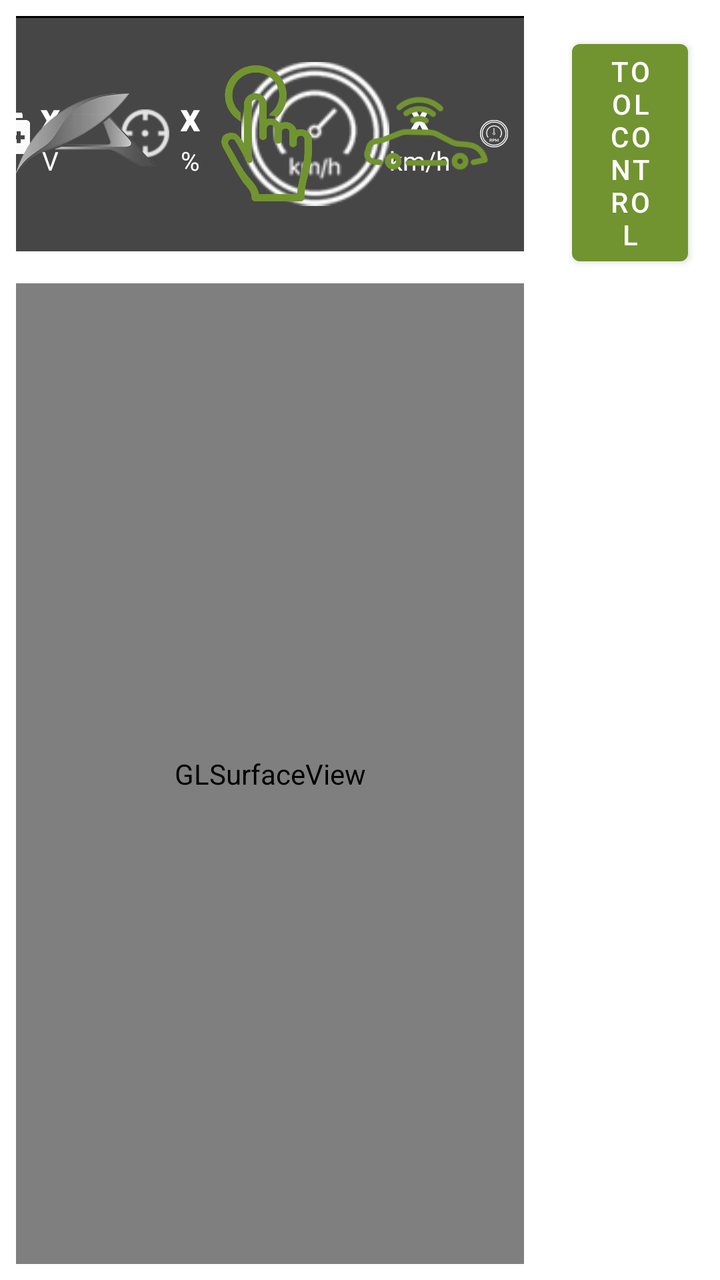
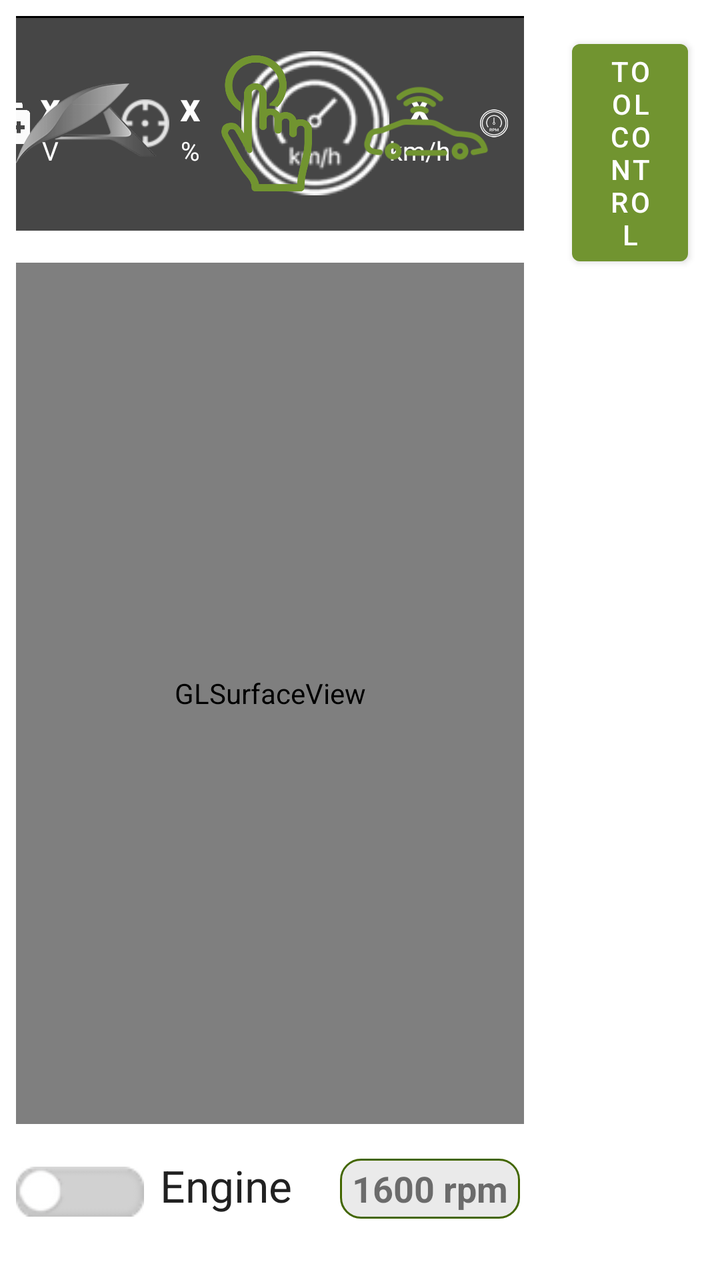

Compare the two renders of this Android layout. The source of the first and the diff that turns it into the second are given below.
<!-- AndroidManifest.xml: application theme AppTheme -->
<!-- res/layout/fragment_manual_control.xml -->
<?xml version="1.0" encoding="utf-8"?>
<layout xmlns:android="http://schemas.android.com/apk/res/android"
    xmlns:app="http://schemas.android.com/apk/res-auto">

    <data>

        <variable
            name="viewModel"
            type="eu.agribot.agribotapp.ui.fragment.manualcontrol.ManualControlViewModel" />
    </data>

    <LinearLayout
        android:layout_width="match_parent"
        android:layout_height="match_parent"
        android:orientation="horizontal">

            <LinearLayout
                android:layout_width="0dp"
                android:layout_height="match_parent"
                android:layout_weight="3"
                android:orientation="vertical">


              <FrameLayout
                  android:layout_width="match_parent"
                  android:layout_height="0dp"
                  android:layout_weight="1"
                  android:layout_margin="@dimen/margin_medium">

                  <include
                      layout="@layout/view_status" />

              </FrameLayout>

             <FrameLayout
                 android:layout_width="match_parent"
                 android:layout_height="wrap_content"
                 android:layout_weight="4"
                 android:layout_margin="@dimen/margin_medium">

                 <android.opengl.GLSurfaceView
                     android:layout_width="match_parent"
                     android:layout_height="match_parent" />


             </FrameLayout>




            </LinearLayout>


        <LinearLayout
            android:layout_width="0dp"
            android:layout_height="match_parent"
            android:layout_weight="1"
            android:orientation="vertical">

            <com.google.android.material.button.MaterialButton
                android:layout_width="wrap_content"
                android:layout_height="wrap_content"
                android:layout_margin="@dimen/margin_large"
                android:onClick="@{() -> viewModel.onToolControlClicked()}"
                android:text="@string/title_tool_control"
                android:layout_gravity="center"/>



        </LinearLayout>







    </LinearLayout>
</layout>
<!-- res/layout/view_status.xml (included above) -->
<?xml version="1.0" encoding="utf-8"?>
<RelativeLayout
    xmlns:android="http://schemas.android.com/apk/res/android"
    android:layout_width="match_parent"
    android:layout_height="wrap_content"
    xmlns:app="http://schemas.android.com/apk/res-auto"
    android:background="@color/statusPrimaryDark"
    android:orientation="horizontal">

    <LinearLayout
        android:id="@+id/action_status_layout"
        android:layout_width="wrap_content"
        android:layout_height="match_parent"
        android:layout_centerVertical="true"
        android:layout_alignParentRight="true"
        android:gravity="center"
        android:orientation="horizontal"
        android:visibility="visible">

        <ImageView
            android:layout_width="74px"
            android:layout_height="72px"
            android:layout_marginBottom="15dp"
            android:layout_marginRight="5dp"
            android:layout_marginTop="15dp"
            android:src="@drawable/ic_accumvol"/>

        <LinearLayout
            android:layout_width="wrap_content"
            android:layout_height="wrap_content"
            android:layout_marginRight="30dp"
            android:orientation="vertical">

            <TextView
                android:id="@+id/accumVoltage"
                android:layout_width="match_parent"
                android:layout_height="match_parent"
                android:gravity="center"
                android:text="x"
                android:textColor="@color/backgroundWhite"
                android:textSize="@dimen/status_bar_status_text"
                android:textStyle="bold"/>

            <TextView
                android:layout_width="match_parent"
                android:layout_height="match_parent"
                android:gravity="center"
                android:text="V"
                android:textColor="@color/backgroundWhite"
                android:textSize="@dimen/status_bar_status_bottom_text"/>
        </LinearLayout>


        <ImageView
            android:layout_width="74px"
            android:layout_height="72px"
            android:layout_marginBottom="15dp"
            android:layout_marginRight="5dp"
            android:layout_marginTop="15dp"
            android:src="@drawable/ic_gps"/>

        <LinearLayout
            android:layout_width="wrap_content"
            android:layout_height="wrap_content"
            android:layout_marginRight="30dp"
            android:orientation="vertical">

            <TextView
                android:id="@+id/gpsQualVal"
                android:layout_width="match_parent"
                android:layout_height="match_parent"
                android:gravity="center"
                android:text="x"
                android:textColor="@color/backgroundWhite"
                android:textSize="@dimen/status_bar_status_text"
                android:textStyle="bold"/>

            <TextView
                android:layout_width="match_parent"
                android:layout_height="match_parent"
                android:gravity="center"
                android:text="%"
                android:textColor="@color/backgroundWhite"
                android:textSize="@dimen/status_bar_status_bottom_text"/>
        </LinearLayout>


        <ImageView
            android:layout_width="wrap_content"
            android:layout_height="match_parent"
            android:layout_marginBottom="15dp"
            android:layout_marginLeft="-10dp"
            android:layout_marginTop="15dp"
            android:src="@drawable/ic_velocity"
            android:tint="@color/backgroundWhite"/>

        <LinearLayout
            android:layout_width="wrap_content"
            android:layout_height="wrap_content"
            android:orientation="vertical">

            <TextView
                android:id="@+id/velocityVal"
                android:layout_width="match_parent"
                android:layout_height="match_parent"
                android:gravity="center"
                android:text="x"
                android:textColor="@color/backgroundWhite"
                android:textSize="@dimen/status_bar_status_text"
                android:textStyle="bold"/>

            <TextView
                android:layout_width="match_parent"
                android:layout_height="match_parent"
                android:gravity="center"
                android:text="km/h"
                android:textColor="@color/backgroundWhite"
                android:textSize="@dimen/status_bar_status_bottom_text"/>
        </LinearLayout>

        <ImageView
            android:layout_width="wrap_content"
            android:layout_height="match_parent"
            android:layout_marginBottom="15dp"
            android:layout_marginLeft="15dp"
            android:layout_marginRight="-10dp"
            android:layout_marginTop="15dp"
            android:src="@drawable/ic_rpm"
            android:tint="@color/backgroundWhite"/>

        <LinearLayout
            android:layout_width="wrap_content"
            android:layout_height="wrap_content"
            android:orientation="vertical">

            <TextView
                android:id="@+id/rpmVal"
                android:layout_width="match_parent"
                android:layout_height="match_parent"
                android:gravity="center"
                android:text="x"
                android:textColor="@color/backgroundWhite"
                android:textSize="@dimen/status_bar_status_text"
                android:textStyle="bold"/>

            <TextView
                android:layout_width="match_parent"
                android:layout_height="match_parent"
                android:gravity="center"
                android:text="rpm"
                android:textColor="@color/backgroundWhite"
                android:textSize="@dimen/status_bar_status_bottom_text"/>
        </LinearLayout>

        <ImageView
            android:layout_width="wrap_content"
            android:layout_height="match_parent"
            android:layout_marginBottom="15dp"
            android:layout_marginLeft="15dp"
            android:layout_marginTop="15dp"
            android:src="@drawable/ic_engine"
            android:tint="@color/backgroundWhite"/>

        <LinearLayout
            android:layout_width="wrap_content"
            android:layout_height="wrap_content"
            android:orientation="vertical">

            <TextView
                android:id="@+id/engineVal"
                android:layout_width="match_parent"
                android:layout_height="match_parent"
                android:gravity="center"
                android:text="x"
                android:textColor="@color/backgroundWhite"
                android:textSize="@dimen/status_bar_status_text"
                android:textStyle="bold"/>

            <TextView
                android:layout_width="match_parent"
                android:layout_height="match_parent"
                android:gravity="center"
                android:text="%"
                android:textColor="@color/backgroundWhite"
                android:textSize="@dimen/status_bar_status_bottom_text"/>
        </LinearLayout>

        <ImageView
            android:layout_width="wrap_content"
            android:layout_height="match_parent"
            android:layout_marginBottom="15dp"
            android:layout_marginLeft="15dp"
            android:layout_marginTop="15dp"
            android:src="@drawable/fuel_icon"
            android:tint="@color/backgroundWhite"/>

        <LinearLayout
            android:layout_width="wrap_content"
            android:layout_height="wrap_content"
            android:orientation="vertical">

            <TextView
                android:id="@+id/fuelVal"
                android:layout_width="match_parent"
                android:layout_height="match_parent"
                android:gravity="center"
                android:text="x"
                android:textColor="@color/backgroundWhite"
                android:textSize="@dimen/status_bar_status_text"
                android:textStyle="bold"/>

            <TextView
                android:layout_width="match_parent"
                android:layout_height="match_parent"
                android:gravity="center"
                android:text="%"
                android:textColor="@color/backgroundWhite"
                android:textSize="@dimen/status_bar_status_bottom_text"/>
        </LinearLayout>

        <ImageView
            android:layout_width="wrap_content"
            android:layout_height="match_parent"
            android:layout_marginBottom="15dp"
            android:layout_marginLeft="15dp"
            android:layout_marginRight="-10dp"
            android:layout_marginTop="15dp"
            android:src="@drawable/ic_fuelhour"
            android:tint="@color/backgroundWhite"/>

        <LinearLayout
            android:layout_width="wrap_content"
            android:layout_height="wrap_content"
            android:orientation="vertical">

            <TextView
                android:id="@+id/combustionVal"
                android:layout_width="30dp"
                android:layout_height="match_parent"
                android:gravity="center"
                android:text="x"
                android:textColor="@color/backgroundWhite"
                android:textSize="@dimen/status_bar_status_text"
                android:textStyle="bold"/>

            <TextView
                android:layout_width="match_parent"
                android:layout_height="match_parent"
                android:gravity="center"
                android:text="l/h"
                android:textColor="@color/backgroundWhite"
                android:textSize="@dimen/status_bar_status_bottom_text"/>

        </LinearLayout>
    </LinearLayout>

    <ImageButton
        android:id="@+id/logo"
        android:layout_width="70dp"
        android:layout_height="40dp"
        android:layout_alignParentStart="true"
        android:layout_centerVertical="true"
        android:layout_gravity="center_vertical"
        android:background="@android:color/transparent"
        android:scaleType="fitXY"
        android:src="@drawable/logo_grayscale"/>

    <ImageView
        android:layout_width="70dp"
        android:layout_height="70dp"
        android:layout_marginLeft="20dp"
        android:layout_marginTop="10dp"
        android:layout_marginBottom="10dp"
        android:id="@+id/manual_icon"
        android:layout_toRightOf="@id/logo"
        android:layout_centerVertical="true"
        android:src="@drawable/manual_icon"
        android:tint="@color/colorPrimary" />

    <ImageView
        android:layout_width="70dp"
        android:layout_height="70dp"
        android:layout_marginLeft="100dp"
        android:layout_marginTop="10dp"
        android:layout_marginBottom="10dp"
        android:id="@+id/automatic_icon"
        android:layout_toRightOf="@id/logo"
        android:layout_centerVertical="true"
        android:src="@drawable/automatic_icon"
        android:tint="@color/colorPrimary" />

    <View
        android:layout_width="match_parent"
        android:layout_height="1dp"
        android:background="#000"/>

    <LinearLayout
        android:visibility="invisible"
        android:layout_marginLeft="175dp"
        android:layout_weight="0.5"
        android:layout_marginBottom="10dp"
        android:layout_width="wrap_content"
        android:layout_height="wrap_content"
        android:layout_alignParentStart="true"
        android:layout_centerVertical="true"
        android:scaleType="fitXY"
        android:layout_gravity="left"
        android:orientation="horizontal"
        android:background="@drawable/shape_background">

        <Switch
            android:visibility="invisible"
            android:id="@+id/engineRpmSwitch"
            android:checked="false"
            style="@style/AgribotSwitch"
            android:layout_width="wrap_content"
            android:layout_height="wrap_content" />

        <TextView
            android:visibility="invisible"
            android:id="@+id/rpmEngineText"
            android:layout_width="70dp"
            android:layout_height="wrap_content"
            android:layout_marginStart="10dp"
            android:text="@string/engine"
            android:textColor="#000000"
            android:textAppearance="@style/Base.TextAppearance.AppCompat.Large" />

        <android.support.v7.widget.AppCompatSeekBar
            android:visibility="invisible"
            android:layout_width="150dp"
            android:layout_height="wrap_content"
            android:layout_marginLeft="10dp"
            android:layout_marginRight="10dp"
            android:id="@+id/rpmEngineSlider"
            android:layout_weight="1"
            android:background="#0000"
            android:max="100"
            android:progressDrawable="@drawable/slider_progress"
            android:splitTrack="false"
            android:theme="@style/Widget.AppCompat.SeekBar.Discrete"
            android:thumb="@drawable/slider_thumb"
            app:tickMark="@null"/>

        <TextView
            android:visibility="invisible"
            android:id="@+id/rpmEngineValueText"
            android:layout_width="90dp"
            android:layout_height="30dp"
            android:layout_marginRight="10dp"
            android:background="@drawable/shape_gears_background_transparent"
            android:gravity="center"
            android:text="1600 rpm"
            android:textColor="#000000"
            android:textSize="18sp"
            android:textStyle="bold" />
    </LinearLayout>

    <View
        android:layout_width="match_parent"
        android:layout_height="match_parent"
        android:layout_alignStart="@+id/manual_icon"
        android:layout_alignParentTop="true"
        android:layout_marginStart="-90dp"
        android:layout_weight="0.5" />

</RelativeLayout>
<!-- resources referenced by this layout -->
<resources>
  <color name="backgroundWhite">#fefefe</color>
  <color name="colorPrimary">@color/base_green</color>
  <color name="statusPrimaryDark">#464646</color>
  <dimen name="margin_large">16dp</dimen>
  <dimen name="margin_medium">8dp</dimen>
  <dimen name="status_bar_status_bottom_text">13sp</dimen>
  <dimen name="status_bar_status_text">20sp</dimen>
  <!-- drawable shape_background (drawable) -->
  <?xml version="1.0" encoding="utf-8"?>
  <shape xmlns:android="http://schemas.android.com/apk/res/android"
      android:shape="rectangle">
  
      <solid android:color="@color/colorPrimary"></solid>
  
  
      <corners android:radius="5dp"></corners>
  
  </shape>
  <!-- drawable shape_gears_background_transparent (drawable) -->
  <?xml version="1.0" encoding="utf-8"?>
  <shape xmlns:android="http://schemas.android.com/apk/res/android"
      android:shape="rectangle">
  
      <solid android:color="#9DDD"></solid>
  
      <stroke
          android:width="3px"
          android:color="@color/colorPrimaryDark"></stroke>
  
  
      <corners android:radius="10dp"></corners>
  
  </shape>
  <!-- drawable slider_thumb (drawable) -->
  <?xml version="1.0" encoding="utf-8"?>
  <shape xmlns:android="http://schemas.android.com/apk/res/android"
      android:shape="rectangle">
      <size
          android:width="16dp"
          android:height="36dp" />
      <gradient
          android:angle="90"
          android:centerColor="#636363"
          android:centerX="0.7"
          android:endColor="#959595"
          android:startColor="#4b4b4b" />
  
      <corners android:radius="8dp" />
  
  </shape>
  <string name="engine">Engine</string>
  <string name="title_tool_control">Tool Control</string>
  <style name="AgribotSwitch">
          <item name="android:track">@drawable/selector_switch_track</item>
          <item name="android:thumb">@drawable/switch_thumb</item>
          <item name="android:switchMinWidth">64dp</item>
      </style>
  <style name="AppTheme" parent="Theme.MaterialComponents.Light.DarkActionBar">
          
          <item name="colorPrimary">@color/colorPrimary</item>
          <item name="colorPrimaryDark">@color/colorPrimaryDark</item>
          <item name="colorAccent">@color/colorAccent</item>
      </style>
  <color name="base_green">#719430</color>
  <color name="colorPrimaryDark">@color/base_green_darker</color>
  <!-- drawable selector_switch_track (drawable) -->
  <?xml version="1.0" encoding="utf-8"?>
  <selector xmlns:android="http://schemas.android.com/apk/res/android">
      <item android:drawable="@drawable/switch_track_unchecked" android:state_checked="false" />
      <item android:drawable="@drawable/switch_track_checked" android:state_checked="true"/>
  </selector>
  <color name="colorAccent">@color/gray</color>
  <color name="base_green_darker">#426600</color>
  <color name="gray">#4E555B</color>
  <!-- unchanged entries left out for length: 14 -->
</resources>

<!-- the commit's change to res/layout/fragment_manual_control.xml (unified diff, before → after) -->
@@ -34,7 +34,7 @@
 
              <FrameLayout
                  android:layout_width="match_parent"
-                 android:layout_height="wrap_content"
+                 android:layout_height="0dp"
                  android:layout_weight="4"
                  android:layout_margin="@dimen/margin_medium">
 
@@ -45,7 +45,16 @@
 
              </FrameLayout>
 
-
+                <FrameLayout
+                    android:layout_width="match_parent"
+                    android:layout_height="0dp"
+                    android:layout_weight="0.5"
+                    android:layout_margin="@dimen/margin_medium">
+
+                <include
+                    layout="@layout/view_engine"/>
+
+                </FrameLayout>
 
 
             </LinearLayout>
@@ -69,13 +78,8 @@
 
         </LinearLayout>
 
-
-
-
-
-
-
     </LinearLayout>
+
 </layout>
 <!-- res/layout/view_status.xml (included above) -->
 <?xml version="1.0" encoding="utf-8"?>
@@ -406,7 +410,7 @@
             android:textColor="#000000"
             android:textAppearance="@style/Base.TextAppearance.AppCompat.Large" />
 
-        <android.support.v7.widget.AppCompatSeekBar
+        <androidx.appcompat.widget.AppCompatSeekBar
             android:visibility="invisible"
             android:layout_width="150dp"
             android:layout_height="wrap_content"
@@ -445,3 +449,63 @@
         android:layout_weight="0.5" />
 
 </RelativeLayout>
+<!-- res/layout/view_engine.xml (included above) -->
+<?xml version="1.0" encoding="utf-8"?>
+<LinearLayout android:layout_width="match_parent"
+    android:layout_height="wrap_content"
+    xmlns:android="http://schemas.android.com/apk/res/android"
+    xmlns:app="http://schemas.android.com/apk/res-auto"
+    android:orientation="horizontal">
+
+    <View
+        android:layout_width="0dp"
+        android:layout_height="wrap_content"
+        android:layout_weight="1"/>
+
+    <Switch
+        android:id="@+id/engineRpmSwitch"
+        android:checked="false"
+        style="@style/AgribotSwitch"
+        android:layout_width="wrap_content"
+        android:layout_height="wrap_content" />
+
+    <TextView
+        android:id="@+id/rpmEngineText"
+        android:layout_width="70dp"
+        android:layout_height="wrap_content"
+        android:layout_marginStart="@dimen/margin_medium"
+        android:text="@string/engine"
+        android:textAppearance="@style/Base.TextAppearance.AppCompat.Large" />
+
+    <androidx.appcompat.widget.AppCompatSeekBar
+        android:layout_width="0dp"
+        android:layout_height="wrap_content"
+        android:layout_marginLeft="10dp"
+        android:layout_marginRight="10dp"
+        android:id="@+id/rpmEngineSlider"
+        android:layout_weight="1"
+        android:background="#0000"
+        android:max="100"
+        android:progressDrawable="@drawable/slider_progress"
+        android:splitTrack="false"
+        android:theme="@style/Widget.AppCompat.SeekBar.Discrete"
+        android:thumb="@drawable/slider_thumb"
+        app:tickMark="@null" />
+
+    <TextView
+        android:id="@+id/rpmEngineValueText"
+        android:layout_width="90dp"
+        android:layout_height="30dp"
+        android:layout_marginEnd="@dimen/margin_medium"
+        android:background="@drawable/shape_gears_background_transparent"
+        android:gravity="center"
+        android:text="@string/example_rpm"
+        android:textSize="18sp"
+        android:textStyle="bold" />
+
+    <View
+        android:layout_width="0dp"
+        android:layout_height="wrap_content"
+        android:layout_weight="4"/>
+
+</LinearLayout>
<!-- resource entries referenced after the edit -->
@@ -51,6 +51,7 @@
   
   </shape>
   <string name="engine">Engine</string>
+  <string name="example_rpm">1600 rpm</string>
   <string name="title_tool_control">Tool Control</string>
   <style name="AgribotSwitch">
           <item name="android:track">@drawable/selector_switch_track</item>
